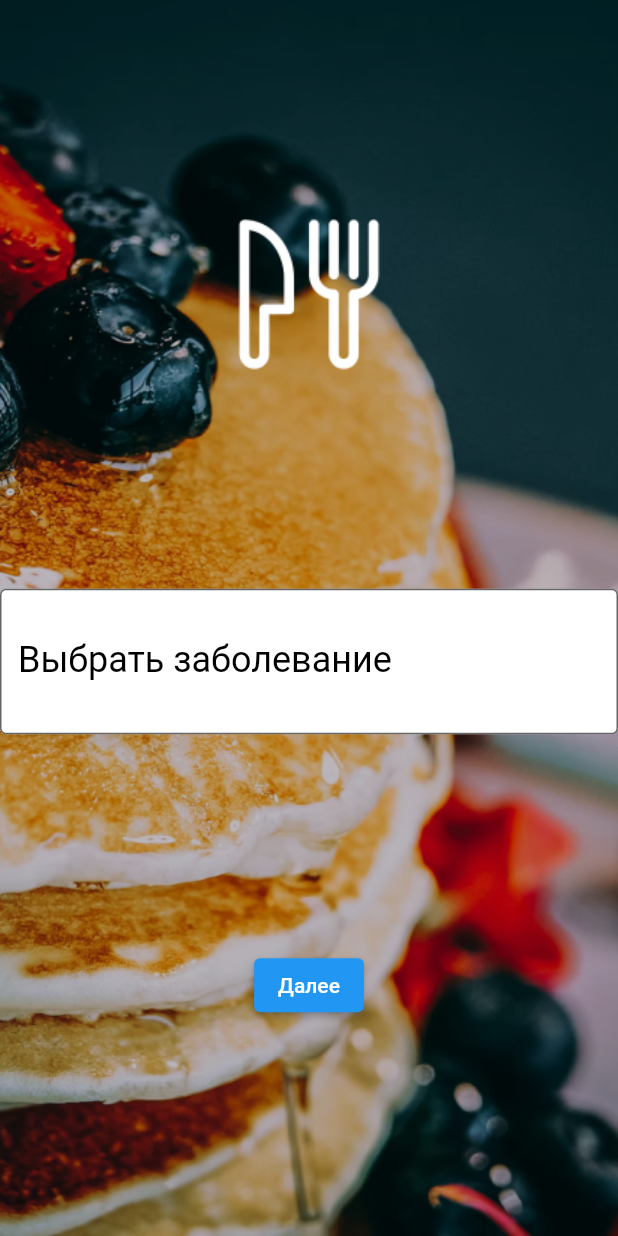
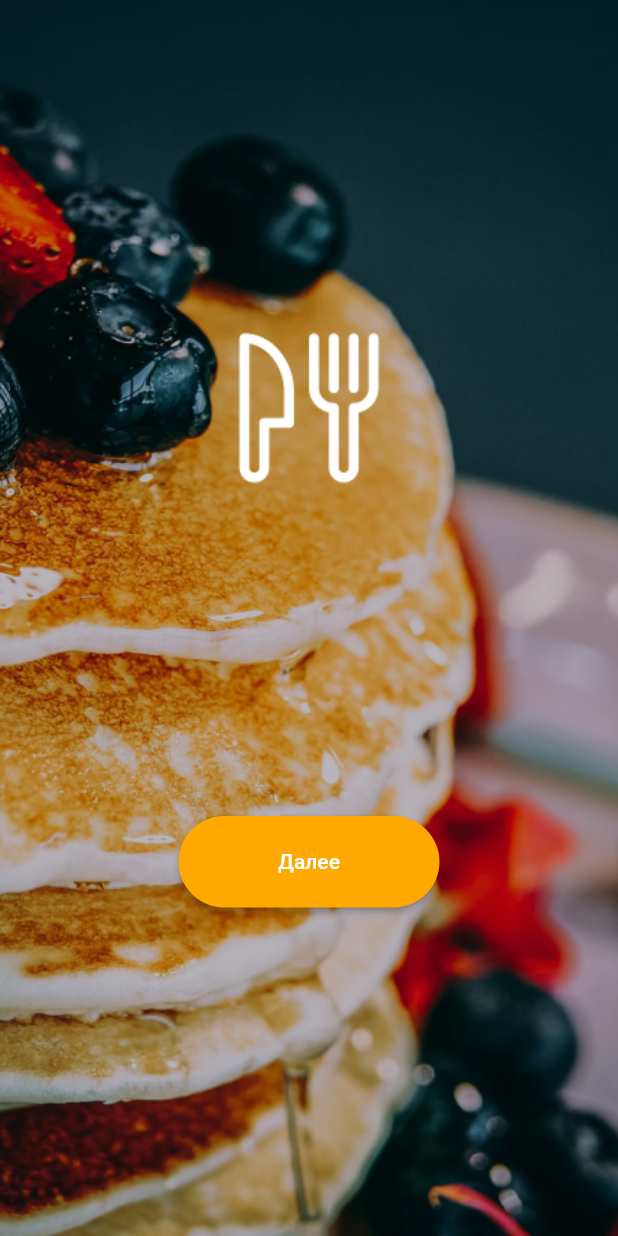
Before and after one commit to asg1997/Diet_List_Flutter, a Flutter app: the screen it shows after launch, on a phone screen of 412 x 824 dp. Run offline on Flutter 3.47's test engine with Material 2 defaults, Android fonts, the light colour scheme and no system bars.

Commit message:
Сделала кнопку на первом экране

```diff
--- a/lib/Screens/search_diet_screen.dart
+++ b/lib/Screens/search_diet_screen.dart
@@ -20,30 +20,22 @@ class _SearchDietScreenState extends State<SearchDietScreen> {
                 mainAxisAlignment: MainAxisAlignment.center,
                 children: [Image.asset('assets/pribori.png')],
               ),
-              Column(
-                children: [
-                  TextField(
-                    decoration: InputDecoration(
-                        hintText: "Заболевание",
-                        labelText: 'Выбрать заболевание',
-                        labelStyle:
-                        TextStyle(
-                            fontSize: 24,
-                            color: Colors.black),
-                      border: OutlineInputBorder(),
-                      fillColor: Colors.white,
-                      filled: true
-                    ),
-                    keyboardType: TextInputType.emailAddress,
-                    obscureText: false,
-                    maxLines: 3,
-                  )
-                ],
-              ),
               Row(
                 mainAxisAlignment: MainAxisAlignment.center,
-                children: [
-                  ElevatedButton(onPressed: () {}, child: Text('Далее')),
+                children: [ SizedBox(
+                  height: 61,
+                  width: 174,
+                  child: ElevatedButton(onPressed: () {
+                    Navigator.pushNamed(context, '/MainScreen');
+                  },
+                      style: ElevatedButton.styleFrom(
+                        primary: Color.fromRGBO(255, 168, 0, 1),
+                        shape: RoundedRectangleBorder(
+                          borderRadius: BorderRadius.circular(210),
+                        ),
+                      ),
+                      child: Text('Далее')),
+                )
                 ],
               )
             ],
```
